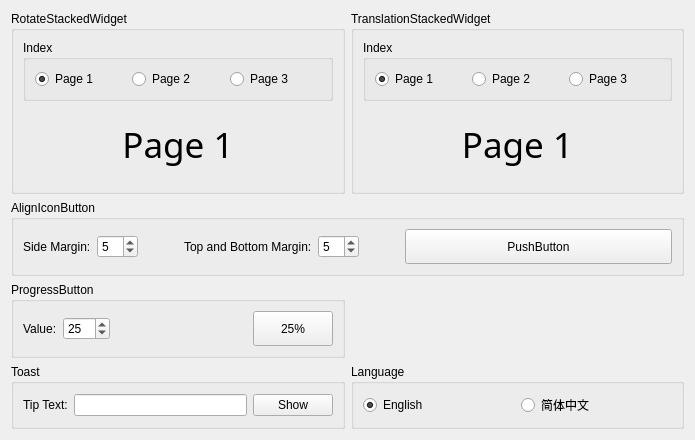
Before: the Qt Designer form CustomWidgetDemos/src/mainwidget.ui in ho-229/QtDemos, drawn with Qt 5.
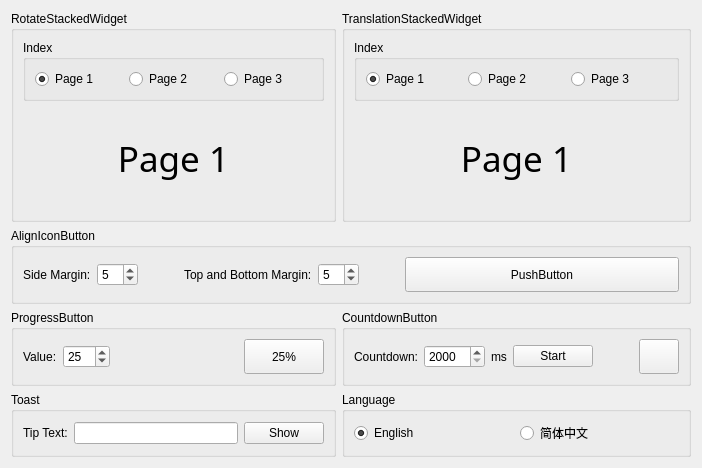
After: the same form once the commit is applied. Custom widgets are drawn as their Qt base class.

Diff of the .ui file:
```diff
--- a/CustomWidgetDemos/src/mainwidget.ui
+++ b/CustomWidgetDemos/src/mainwidget.ui
@@ -6,8 +6,8 @@
    <rect>
     <x>0</x>
     <y>0</y>
-    <width>695</width>
-    <height>440</height>
+    <width>702</width>
+    <height>468</height>
    </rect>
   </property>
   <property name="windowTitle">
@@ -415,6 +415,72 @@
      </layout>
     </widget>
    </item>
+   <item row="2" column="1">
+    <widget class="QGroupBox" name="groupBox_8">
+     <property name="title">
+      <string>CountdownButton</string>
+     </property>
+     <layout class="QHBoxLayout" name="horizontalLayout_13">
+      <item>
+       <widget class="QLabel" name="label_11">
+        <property name="text">
+         <string>Countdown:</string>
+        </property>
+       </widget>
+      </item>
+      <item>
+       <widget class="QSpinBox" name="countdownSpinBox">
+        <property name="minimum">
+         <number>2000</number>
+        </property>
+        <property name="maximum">
+         <number>10000</number>
+        </property>
+       </widget>
+      </item>
+      <item>
+       <widget class="QLabel" name="label_12">
+        <property name="text">
+         <string>ms</string>
+        </property>
+       </widget>
+      </item>
+      <item>
+       <widget class="QPushButton" name="countdownStartBtn">
+        <property name="text">
+         <string>Start</string>
+        </property>
+       </widget>
+      </item>
+      <item>
+       <spacer name="horizontalSpacer_4">
+        <property name="orientation">
+         <enum>Qt::Horizontal</enum>
+        </property>
+        <property name="sizeHint" stdset="0">
+         <size>
+          <width>40</width>
+          <height>20</height>
+         </size>
+        </property>
+       </spacer>
+      </item>
+      <item>
+       <widget class="CountdownButton" name="countdownBtn">
+        <property name="minimumSize">
+         <size>
+          <width>35</width>
+          <height>35</height>
+         </size>
+        </property>
+        <property name="text">
+         <string/>
+        </property>
+       </widget>
+      </item>
+     </layout>
+    </widget>
+   </item>
   </layout>
  </widget>
  <customwidgets>
@@ -440,6 +506,11 @@
    <extends>QPushButton</extends>
    <header location="global">progressbutton.h</header>
   </customwidget>
+  <customwidget>
+   <class>CountdownButton</class>
+   <extends>QPushButton</extends>
+   <header location="global">countdownbutton.h</header>
+  </customwidget>
  </customwidgets>
  <resources/>
  <connections/>
```
